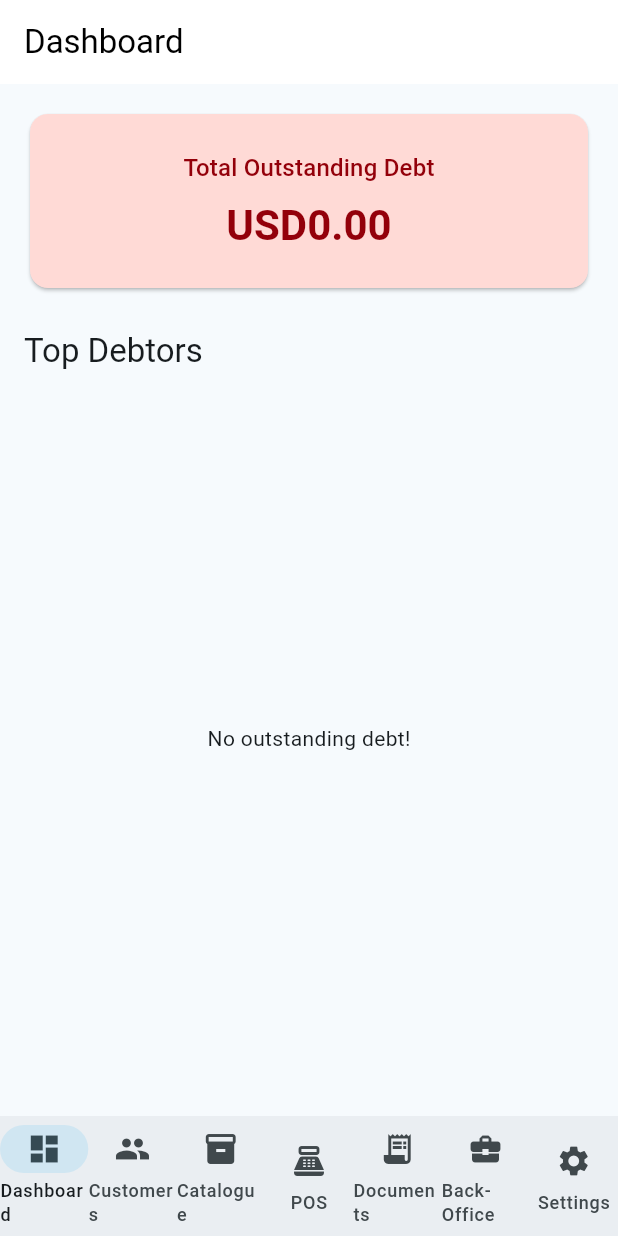
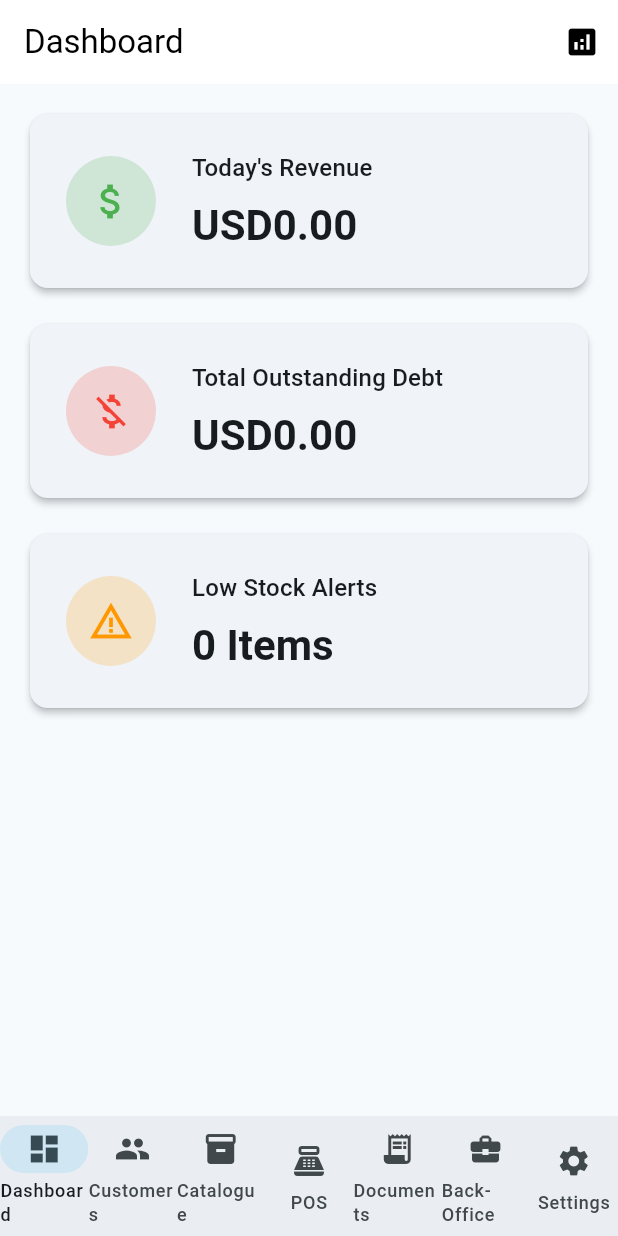
Before and after one commit to qgithaka/clod, a Flutter app: the screen it shows after launch, on a phone screen of 412 x 824 dp. Run offline on Flutter 3.47's test engine with Material 3 defaults, Android fonts, the phone set to English and light mode, and no system bars; our stand-ins replace drift, flutter_riverpod, go_router, image_picker, pdf, share_plus; accounts and stored records are empty; generated files the repository leaves out were written again.

Commit message:
feat(`analytics_repository.dart`): implement Dashboard Metrics and P&L engine
Added AnalyticsRepository calculating Today Revenue, Debt, and Low Stock. Built ProfitLossView with Cash vs Accrual basis toggling and custom date ranges. Created DashboardView.

Completes Milestone 07.

```diff
--- a/lib/core/router.dart
+++ b/lib/core/router.dart
@@ -14,6 +14,7 @@ import '../presentation/views/dashboard_view.dart';
 import '../presentation/views/catalogue_view.dart';
 import '../presentation/views/item_form_view.dart';
 import '../presentation/views/pos_view.dart';
+import '../presentation/views/profit_loss_view.dart';
 import '../presentation/views/back_office_view.dart';
 import '../presentation/views/document_list_view.dart';
 import '../presentation/views/document_form_view.dart';
@@ -50,6 +51,12 @@ final routerProvider = Provider<GoRouter>((ref) {
               GoRoute(
                 path: '/dashboard',
                 builder: (context, state) => const DashboardView(),
+                routes: [
+                  GoRoute(
+                    path: 'pl',
+                    builder: (context, state) => const ProfitLossView(),
+                  ),
+                ],
               ),
             ],
           ),
--- a/lib/presentation/views/dashboard_view.dart
+++ b/lib/presentation/views/dashboard_view.dart
@@ -1,77 +1,56 @@
 import 'package:flutter/material.dart';
 import 'package:flutter_riverpod/flutter_riverpod.dart';
+import 'package:go_router/go_router.dart';
 import '../../core/money.dart';
-import '../../data/repositories/customer_repository.dart';
+import '../../data/repositories/analytics_repository.dart';
 
 class DashboardView extends ConsumerWidget {
   const DashboardView({super.key});
 
   @override
   Widget build(BuildContext context, WidgetRef ref) {
-    final customersAsync = ref.watch(customersProvider);
+    final metricsAsync = ref.watch(dashboardMetricsProvider);
 
     return Scaffold(
-      appBar: AppBar(title: const Text('Dashboard')),
-      body: customersAsync.when(
-        data: (customers) {
-          final debtors = customers.where((c) => c.currentBalance.cents > 0).toList();
-          debtors.sort((a, b) => b.currentBalance.cents.compareTo(a.currentBalance.cents));
-
-          final totalDebtCents = debtors.fold(0, (sum, c) => sum + c.currentBalance.cents);
-          final totalDebt = Money(totalDebtCents);
-
-          return Padding(
-            padding: const EdgeInsets.all(16.0),
-            child: Column(
-              crossAxisAlignment: CrossAxisAlignment.stretch,
-              children: [
-                Card(
-                  color: Theme.of(context).colorScheme.errorContainer,
-                  child: Padding(
-                    padding: const EdgeInsets.all(24.0),
-                    child: Column(
-                      children: [
-                        Text(
-                          'Total Outstanding Debt',
-                          style: Theme.of(context).textTheme.titleMedium?.copyWith(
-                                color: Theme.of(context).colorScheme.onErrorContainer,
-                              ),
-                        ),
-                        const SizedBox(height: 8),
-                        Text(
-                          totalDebt.format(),
-                          style: Theme.of(context).textTheme.headlineMedium?.copyWith(
-                                color: Theme.of(context).colorScheme.onErrorContainer,
-                                fontWeight: FontWeight.bold,
-                              ),
+      appBar: AppBar(
+        title: const Text('Dashboard'),
+        actions: [
+          IconButton(
+            icon: const Icon(Icons.analytics),
+            tooltip: 'P&L Report',
+            onPressed: () => context.go('/dashboard/pl'),
           ),
         ],
       ),
+      body: metricsAsync.when(
+        data: (metrics) {
+          return ListView(
+            padding: const EdgeInsets.all(16.0),
+            children: [
+              _buildMetricCard(
+                context,
+                title: 'Today\'s Revenue',
+                value: Money(metrics.todaysRevenueCents).format(),
+                icon: Icons.attach_money,
+                color: Colors.green,
               ),
+              const SizedBox(height: 16),
+              _buildMetricCard(
+                context,
+                title: 'Total Outstanding Debt',
+                value: Money(metrics.totalOutstandingDebtCents).format(),
+                icon: Icons.money_off,
+                color: Colors.red,
               ),
-                const SizedBox(height: 24),
-                Text('Top Debtors', style: Theme.of(context).textTheme.titleLarge),
-                const SizedBox(height: 8),
-                Expanded(
-                  child: debtors.isEmpty
-                      ? const Center(child: Text('No outstanding debt!'))
-                      : ListView.builder(
-                          itemCount: debtors.length > 10 ? 10 : debtors.length,
-                          itemBuilder: (context, index) {
-                            final debtor = debtors[index];
-                            return ListTile(
-                              leading: CircleAvatar(child: Text('${index + 1}')),
-                              title: Text(debtor.name),
-                              trailing: Text(
-                                debtor.currentBalance.format(),
-                                style: const TextStyle(fontWeight: FontWeight.bold, color: Colors.red),
-                              ),
-                            );
-                          },
-                        ),
+              const SizedBox(height: 16),
+              _buildMetricCard(
+                context,
+                title: 'Low Stock Alerts',
+                value: '${metrics.lowStockCount} Items',
+                icon: Icons.warning_amber,
+                color: Colors.orange,
               ),
             ],
-            ),
           );
         },
         loading: () => const Center(child: CircularProgressIndicator()),
@@ -79,4 +58,38 @@ class DashboardView extends ConsumerWidget {
       ),
     );
   }
+
+  Widget _buildMetricCard(BuildContext context, {required String title, required String value, required IconData icon, required Color color}) {
+    return Card(
+      elevation: 2,
+      child: Padding(
+        padding: const EdgeInsets.all(24.0),
+        child: Row(
+          children: [
+            CircleAvatar(
+              radius: 30,
+              backgroundColor: color.withOpacity(0.2),
+              child: Icon(icon, size: 30, color: color),
+            ),
+            const SizedBox(width: 24),
+            Expanded(
+              child: Column(
+                crossAxisAlignment: CrossAxisAlignment.start,
+                children: [
+                  Text(title, style: Theme.of(context).textTheme.titleMedium),
+                  const SizedBox(height: 8),
+                  Text(
+                    value,
+                    style: Theme.of(context).textTheme.headlineMedium?.copyWith(
+                          fontWeight: FontWeight.bold,
+                        ),
+                  ),
+                ],
+              ),
+            ),
+          ],
+        ),
+      ),
+    );
   }
+}
```
Also changed, not shown: lib/data/repositories/analytics_repository.dart (added, +169 -0 lines), lib/presentation/views/profit_loss_view.dart (added, +158 -0 lines), 2 other files. Lines whose indentation alone changed are shown as unchanged.
